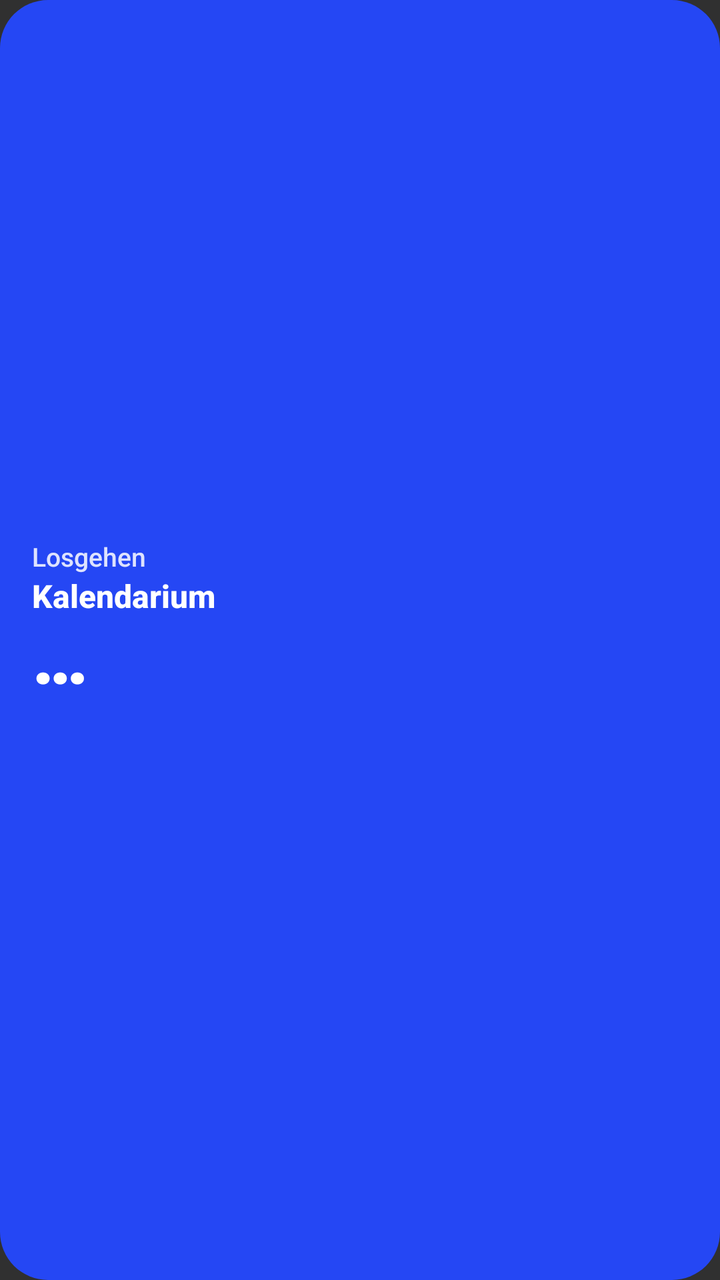
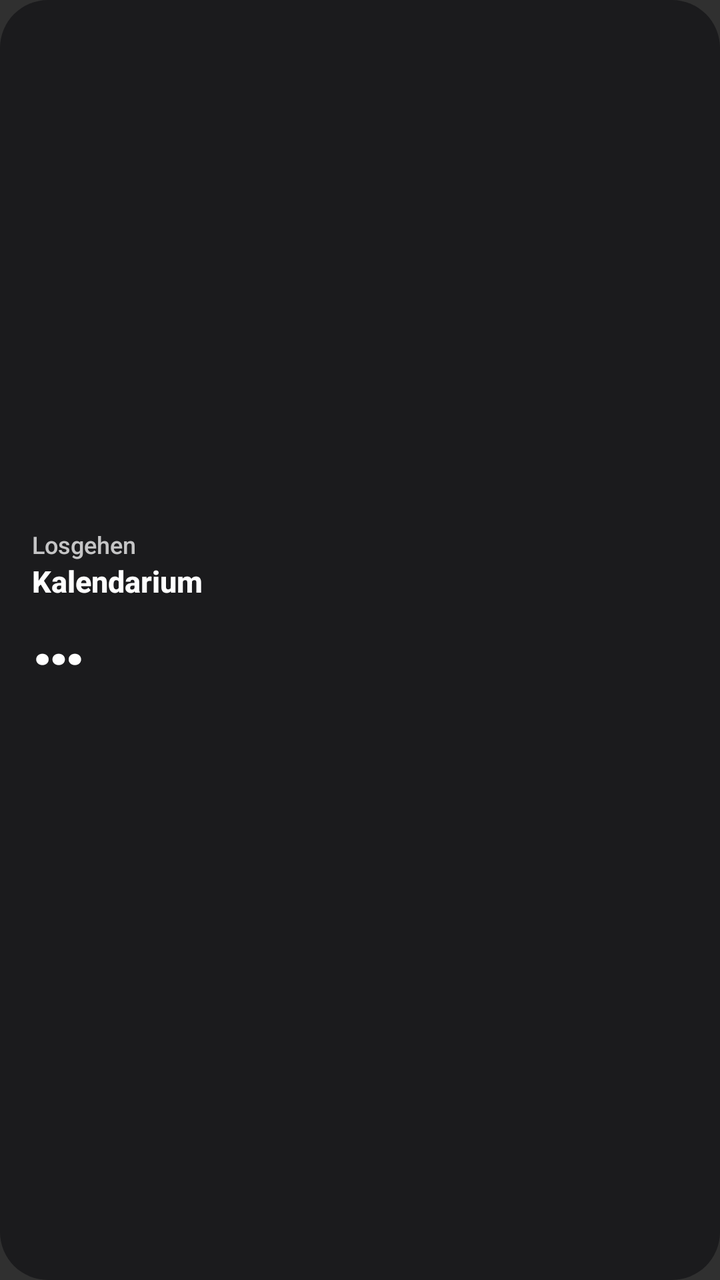

Two renders of the same Android screen: before a commit and after it. Below are the layout's source before the change and the commit's diff.
<!-- AndroidManifest.xml: application theme android:Theme.Material.NoActionBar -->
<!-- res/layout/widget.xml -->
<?xml version="1.0" encoding="utf-8"?>
<LinearLayout xmlns:android="http://schemas.android.com/apk/res/android"
    android:id="@+id/w_root"
    android:layout_width="match_parent"
    android:layout_height="match_parent"
    android:orientation="vertical"
    android:gravity="center_vertical"
    android:padding="16dp"
    android:background="@drawable/widget_bg">
    <LinearLayout
        android:layout_width="match_parent"
        android:layout_height="wrap_content"
        android:orientation="horizontal">
        <TextView
            android:id="@+id/w_label"
            android:layout_width="0dp"
            android:layout_weight="1"
            android:layout_height="wrap_content"
            android:textColor="#D9FFFFFF"
            android:textSize="13sp"
            android:fontFamily="sans-serif-medium"
            android:maxLines="1"
            android:ellipsize="end"
            android:text="Losgehen" />
        <TextView
            android:id="@+id/w_stand"
            android:layout_width="wrap_content"
            android:layout_height="wrap_content"
            android:textColor="#99FFFFFF"
            android:textSize="11sp"
            android:text="" />
    </LinearLayout>
    <TextView
        android:id="@+id/w_title"
        android:layout_width="match_parent"
        android:layout_height="wrap_content"
        android:textColor="#FFFFFF"
        android:textSize="16sp"
        android:fontFamily="sans-serif-medium"
        android:textStyle="bold"
        android:maxLines="1"
        android:ellipsize="end"
        android:text="Kalendarium" />
    <FrameLayout
        android:layout_width="match_parent"
        android:layout_height="wrap_content">
        <Chronometer
            android:id="@+id/w_count"
            android:layout_width="wrap_content"
            android:layout_height="wrap_content"
            android:textColor="#FFFFFF"
            android:textSize="36sp"
            android:fontFamily="sans-serif-black"
            android:includeFontPadding="false"
            android:visibility="gone" />
        <TextView
            android:id="@+id/w_big"
            android:layout_width="wrap_content"
            android:layout_height="wrap_content"
            android:textColor="#FFFFFF"
            android:textSize="36sp"
            android:fontFamily="sans-serif-black"
            android:includeFontPadding="false"
            android:maxLines="1"
            android:text="…" />
    </FrameLayout>
    <TextView
        android:id="@+id/w_meta"
        android:layout_width="match_parent"
        android:layout_height="wrap_content"
        android:layout_marginTop="2dp"
        android:textColor="#E6FFFFFF"
        android:textSize="13sp"
        android:maxLines="2"
        android:ellipsize="end"
        android:text="" />
</LinearLayout>
<!-- resources referenced by this layout -->
<resources>
  <!-- drawable widget_bg (drawable) -->
  <?xml version="1.0" encoding="utf-8"?>
  <shape xmlns:android="http://schemas.android.com/apk/res/android" android:shape="rectangle">
      <solid android:color="#2547F4" />
      <corners android:radius="24dp" />
  </shape>
</resources>

<!-- the commit's change to res/layout/widget.xml (unified diff, before → after) -->
@@ -5,73 +5,40 @@
     android:layout_height="match_parent"
     android:orientation="vertical"
     android:gravity="center_vertical"
-    android:padding="16dp"
-    android:background="@drawable/widget_bg">
-    <LinearLayout
-        android:layout_width="match_parent"
-        android:layout_height="wrap_content"
-        android:orientation="horizontal">
-        <TextView
-            android:id="@+id/w_label"
-            android:layout_width="0dp"
-            android:layout_weight="1"
-            android:layout_height="wrap_content"
-            android:textColor="#D9FFFFFF"
-            android:textSize="13sp"
-            android:fontFamily="sans-serif-medium"
-            android:maxLines="1"
-            android:ellipsize="end"
-            android:text="Losgehen" />
-        <TextView
-            android:id="@+id/w_stand"
-            android:layout_width="wrap_content"
-            android:layout_height="wrap_content"
-            android:textColor="#99FFFFFF"
-            android:textSize="11sp"
-            android:text="" />
+    android:paddingLeft="16dp"
+    android:paddingRight="16dp"
+    android:paddingTop="12dp"
+    android:paddingBottom="12dp"
+    android:background="@drawable/widget_bg_dark">
+    <LinearLayout android:layout_width="match_parent" android:layout_height="wrap_content" android:orientation="horizontal">
+        <TextView android:id="@+id/w_label" android:layout_width="0dp" android:layout_weight="1" android:layout_height="wrap_content"
+            android:textSize="12sp" android:fontFamily="sans-serif-medium" android:maxLines="1" android:ellipsize="end" android:textColor="#BFFFFFFF" android:text="Losgehen" />
+        <TextView android:id="@+id/w_stand" android:layout_width="wrap_content" android:layout_height="wrap_content"
+            android:textSize="11sp" android:textColor="#8CFFFFFF" android:text="" />
     </LinearLayout>
-    <TextView
-        android:id="@+id/w_title"
-        android:layout_width="match_parent"
-        android:layout_height="wrap_content"
-        android:textColor="#FFFFFF"
-        android:textSize="16sp"
-        android:fontFamily="sans-serif-medium"
-        android:textStyle="bold"
-        android:maxLines="1"
-        android:ellipsize="end"
-        android:text="Kalendarium" />
-    <FrameLayout
-        android:layout_width="match_parent"
-        android:layout_height="wrap_content">
-        <Chronometer
-            android:id="@+id/w_count"
-            android:layout_width="wrap_content"
-            android:layout_height="wrap_content"
-            android:textColor="#FFFFFF"
-            android:textSize="36sp"
-            android:fontFamily="sans-serif-black"
-            android:includeFontPadding="false"
-            android:visibility="gone" />
-        <TextView
-            android:id="@+id/w_big"
-            android:layout_width="wrap_content"
-            android:layout_height="wrap_content"
-            android:textColor="#FFFFFF"
-            android:textSize="36sp"
-            android:fontFamily="sans-serif-black"
-            android:includeFontPadding="false"
-            android:maxLines="1"
-            android:text="…" />
-    </FrameLayout>
-    <TextView
-        android:id="@+id/w_meta"
-        android:layout_width="match_parent"
-        android:layout_height="wrap_content"
-        android:layout_marginTop="2dp"
-        android:textColor="#E6FFFFFF"
-        android:textSize="13sp"
-        android:maxLines="2"
-        android:ellipsize="end"
-        android:text="" />
+    <TextView android:id="@+id/w_title" android:layout_width="match_parent" android:layout_height="wrap_content"
+        android:textSize="15sp" android:fontFamily="sans-serif-medium" android:textStyle="bold" android:maxLines="1" android:ellipsize="end" android:textColor="#FFFFFF" android:text="Kalendarium" />
+    <LinearLayout android:layout_width="match_parent" android:layout_height="wrap_content" android:orientation="horizontal" android:gravity="center_vertical">
+        <FrameLayout android:layout_width="0dp" android:layout_weight="1" android:layout_height="wrap_content">
+            <Chronometer android:id="@+id/w_count" android:layout_width="wrap_content" android:layout_height="wrap_content"
+                android:textSize="34sp" android:fontFamily="sans-serif-black" android:includeFontPadding="false" android:textColor="#FFFFFF" android:visibility="gone" />
+            <TextView android:id="@+id/w_big" android:layout_width="wrap_content" android:layout_height="wrap_content"
+                android:textSize="34sp" android:fontFamily="sans-serif-black" android:includeFontPadding="false" android:maxLines="1" android:textColor="#FFFFFF" android:text="…" />
+        </FrameLayout>
+        <TextView android:id="@+id/w_badge" android:layout_width="wrap_content" android:layout_height="wrap_content"
+            android:minWidth="40dp" android:gravity="center" android:paddingLeft="8dp" android:paddingRight="8dp" android:paddingTop="3dp" android:paddingBottom="3dp"
+            android:textSize="15sp" android:fontFamily="sans-serif-black" android:textColor="#FFFFFF" android:background="@drawable/badge_subway" android:visibility="gone" android:text="U8" />
+    </LinearLayout>
+    <ProgressBar android:id="@+id/w_prog" style="@android:style/Widget.Material.ProgressBar.Horizontal"
+        android:layout_width="match_parent" android:layout_height="4dp" android:layout_marginTop="6dp" android:layout_marginBottom="4dp"
+        android:max="100" android:progress="40" android:progressTint="#FFFFFF" android:progressBackgroundTint="#40FFFFFF" android:visibility="gone" />
+    <ProgressBar android:id="@+id/w_prog_d" style="@android:style/Widget.Material.ProgressBar.Horizontal"
+        android:layout_width="match_parent" android:layout_height="4dp" android:layout_marginTop="6dp" android:layout_marginBottom="4dp"
+        android:max="100" android:progress="40" android:progressTint="#111113" android:progressBackgroundTint="#33111113" android:visibility="gone" />
+    <TextView android:id="@+id/w_l1" android:layout_width="match_parent" android:layout_height="wrap_content"
+        android:textSize="13sp" android:fontFamily="sans-serif-medium" android:maxLines="1" android:ellipsize="end" android:textColor="#E6FFFFFF" android:text="" />
+    <TextView android:id="@+id/w_l2" android:layout_width="match_parent" android:layout_height="wrap_content"
+        android:textSize="13sp" android:maxLines="1" android:ellipsize="end" android:textColor="#BFFFFFFF" android:text="" />
+    <TextView android:id="@+id/w_next" android:layout_width="match_parent" android:layout_height="wrap_content" android:layout_marginTop="4dp"
+        android:textSize="12sp" android:maxLines="1" android:ellipsize="end" android:textColor="#8CFFFFFF" android:text="" android:visibility="gone" />
 </LinearLayout>
<!-- resource entries referenced after the edit -->
@@ -1,9 +1,15 @@
 <!-- resources referenced by this layout -->
 <resources>
-  <!-- drawable widget_bg (drawable) -->
+  <!-- drawable badge_subway (drawable) -->
   <?xml version="1.0" encoding="utf-8"?>
   <shape xmlns:android="http://schemas.android.com/apk/res/android" android:shape="rectangle">
-      <solid android:color="#2547F4" />
+      <solid android:color="#1F5AA6" />
+      <corners android:radius="7dp" />
+  </shape>
+  <!-- drawable widget_bg_dark (drawable) -->
+  <?xml version="1.0" encoding="utf-8"?>
+  <shape xmlns:android="http://schemas.android.com/apk/res/android" android:shape="rectangle">
+      <solid android:color="#990E0E12" />
       <corners android:radius="24dp" />
   </shape>
 </resources>
